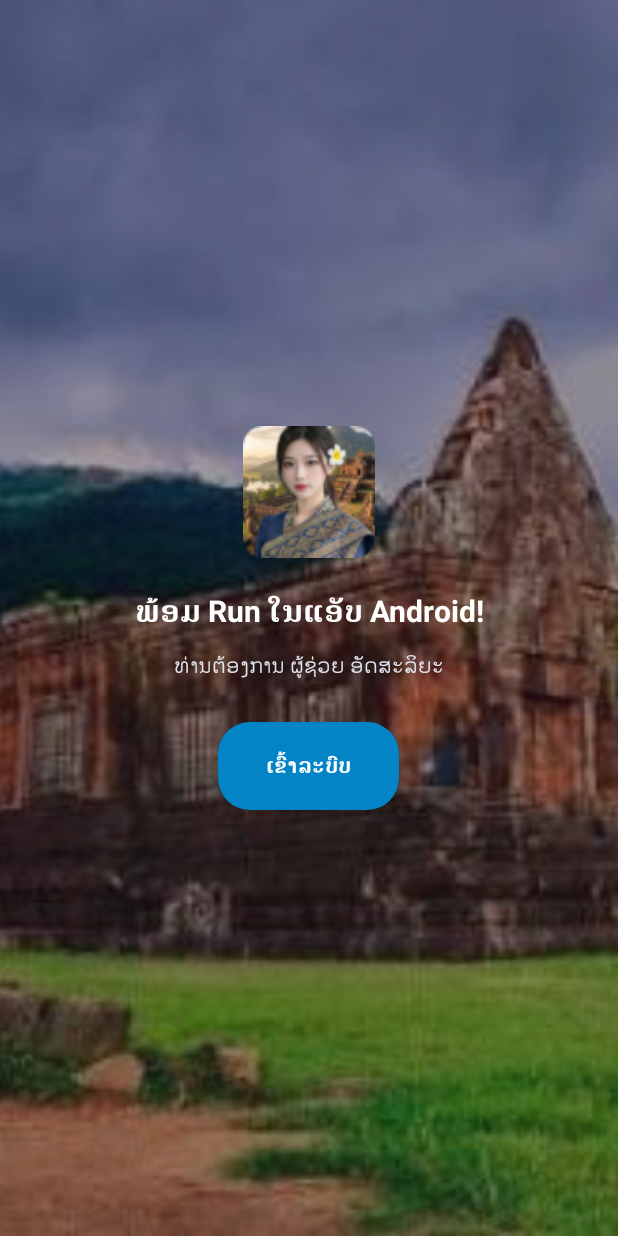
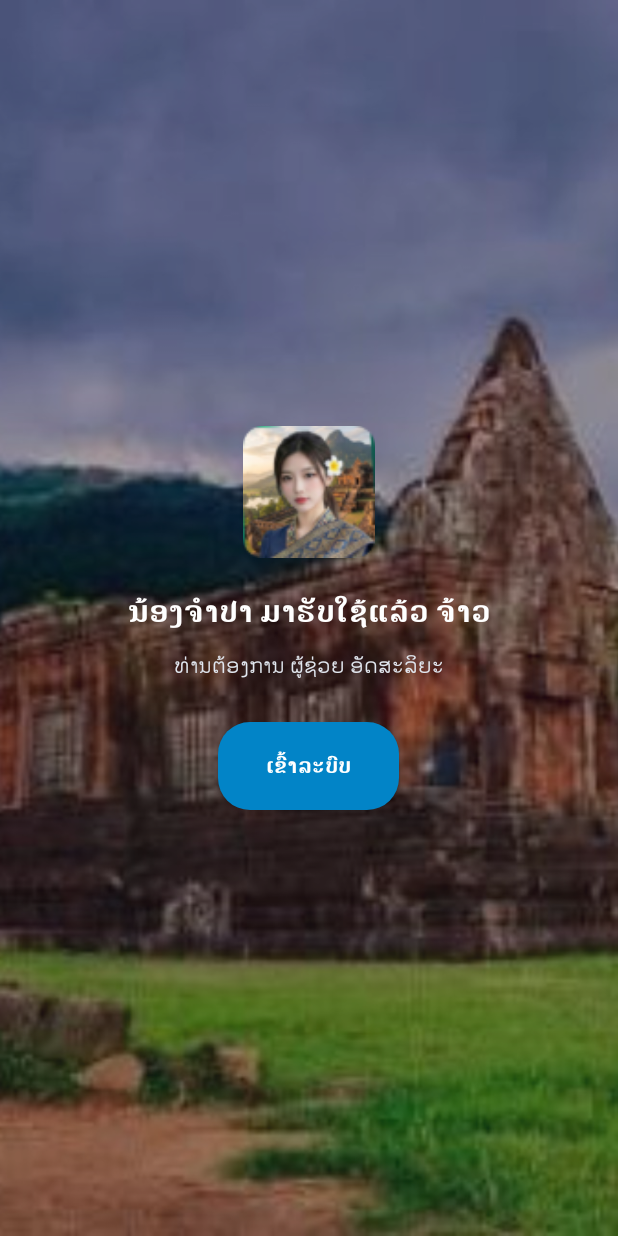
Before and after one commit to songminsouk84-lang/champa-apk, an Android app: the screen it shows after launch (MainActivity), on a phone screen of 412 x 824 dp. Run offline under Robolectric (Android 15) with nearby library versions, the phone set to English and light mode, and no system bars.

Commit message:
Web2APK Cloud Build: Champa v1.0.0

```diff
--- a/app/src/main/java/com/smartreport/app/MainActivity.kt
+++ b/app/src/main/java/com/smartreport/app/MainActivity.kt
@@ -110,7 +110,7 @@ class MainActivity : AppCompatActivity() {
             contentBox.addView(iconView)
 
             val titleView = TextView(this@MainActivity).apply {
-                text = "ພ້ອມ Run ໃນແອັບ Android!"
+                text = "ນ້ອງຈໍາປາ ມາຮັບໃຊ້ແລ້ວ ຈ້າວ"
                 setTextColor(Color.WHITE)
                 textSize = 20f
                 setTypeface(null, Typeface.BOLD)
```
Also changed, not shown: app/src/main/res/mipmap-hdpi/ic_launcher.png, app/src/main/res/mipmap-mdpi/ic_launcher.png, app/src/main/res/mipmap-xhdpi/ic_launcher.png, app/src/main/res/mipmap-xxhdpi/ic_launcher.png, app/src/main/res/mipmap-xxxhdpi/ic_launcher.png.
